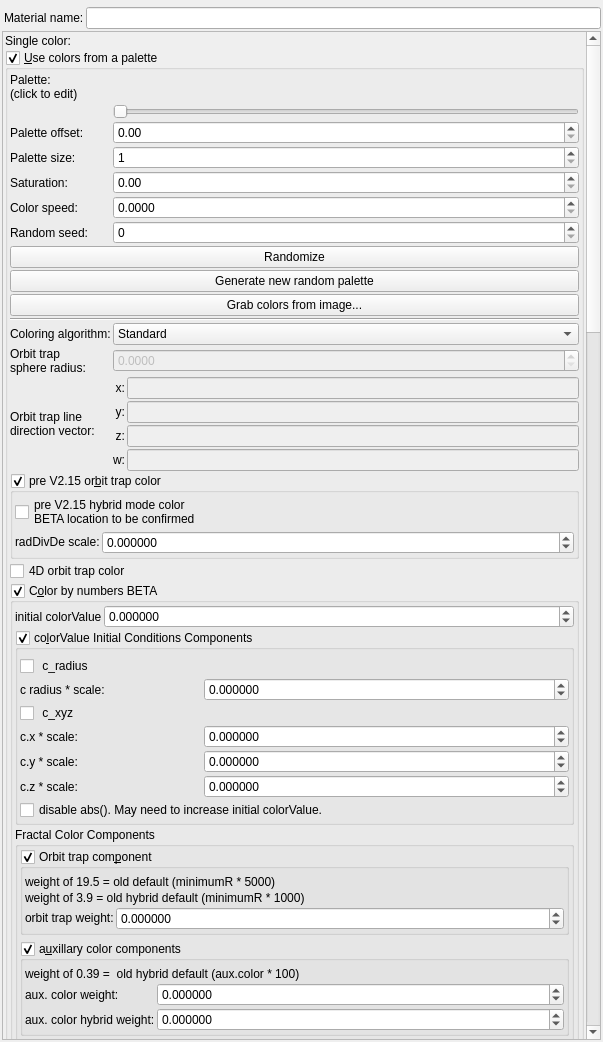
First picture: the form in mandelbulber2/qt/material_editor.ui, repository buddhi1980/mandelbulber2, before the edit.
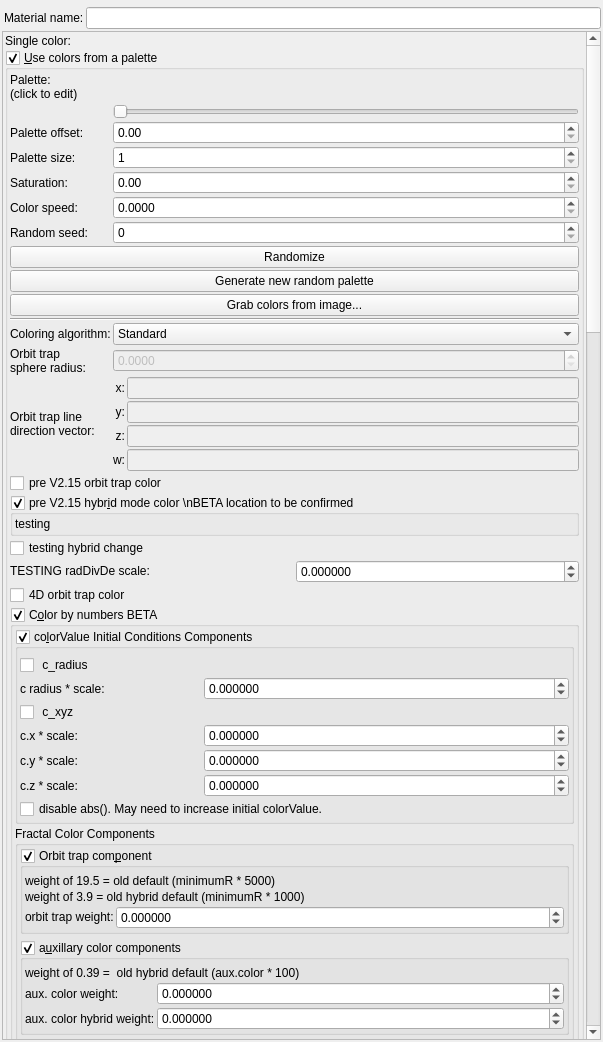
Second picture: the form after the edit. Icons and pictures are not drawn. Custom widgets are drawn as their Qt base class.

Commit message: Temporary code for testing the effects of aux.DE change on Hybrid Mode combinations color

The edit to the form file:
```diff
--- a/mandelbulber2/qt/material_editor.ui
+++ b/mandelbulber2/qt/material_editor.ui
@@ -83,7 +83,7 @@
         <x>0</x>
         <y>0</y>
         <width>583</width>
-        <height>3954</height>
+        <height>3953</height>
        </rect>
       </property>
       <layout class="QVBoxLayout" name="verticalLayout_2">
@@ -651,17 +651,24 @@
            </layout>
           </item>
           <item>
-           <widget class="MyGroupBox" name="groupCheck_fractal_coloring_color_preV215_false">
+           <widget class="MyCheckBox" name="checkBox_fractal_coloring_color_preV215_false">
+            <property name="text">
+             <string notr="true">pre V2.15 orbit trap color</string>
+            </property>
+           </widget>
+          </item>
+          <item>
+           <widget class="MyGroupBox" name="groupCheck_fractal_coloring_hybrid_color_preV215_false">
             <property name="toolTip">
              <string>&lt;html&gt;&lt;head/&gt;&lt;body&gt;&lt;p&gt;Function produces an addition to the ColorValues based on its current value.&lt;/p&gt;&lt;/body&gt;&lt;/html&gt;</string>
             </property>
             <property name="title">
-             <string>pre V2.15 or&amp;bit trap color</string>
+             <string>pre V2.15 hybr&amp;id mode color \nBETA location to be confirmed</string>
             </property>
             <property name="checkable">
              <bool>true</bool>
             </property>
-            <layout class="QVBoxLayout" name="verticalLayout_49" stretch="0,0">
+            <layout class="QVBoxLayout" name="verticalLayout_49" stretch="0">
              <property name="spacing">
               <number>2</number>
              </property>
@@ -678,19 +685,32 @@
               <number>2</number>
              </property>
              <item>
-              <widget class="MyCheckBox" name="checkBox_fractal_coloring_hybrid_color_preV215_false">
-               <property name="text">
-                <string notr="true">pre V2.15 hybrid mode color 
-BETA location to be confirmed</string>
-               </property>
-              </widget>
-             </item>
-             <item>
-              <layout class="QGridLayout" name="gridLayout_32" columnstretch="0,1">
-               <property name="topMargin">
-                <number>0</number>
-               </property>
+              <layout class="QGridLayout" name="gridLayout" columnstretch="0">
                <item row="0" column="0">
+                <widget class="QLabel" name="label_60">
+                 <property name="text">
+                  <string>testing</string>
+                 </property>
+                </widget>
+               </item>
+              </layout>
+             </item>
+            </layout>
+           </widget>
+          </item>
+          <item>
+           <widget class="MyCheckBox" name="checkBox_fractal_coloring_temp_limit_false">
+            <property name="text">
+             <string notr="true">testing hybrid change</string>
+            </property>
+           </widget>
+          </item>
+          <item>
+           <layout class="QGridLayout" name="gridLayout_32" columnstretch="0,0">
+            <property name="topMargin">
+             <number>0</number>
+            </property>
+            <item row="1" column="0">
                 <widget class="QLabel" name="label_88">
                  <property name="font">
                   <font>
@@ -699,11 +719,11 @@
                   </font>
                  </property>
                  <property name="text">
-                  <string>&lt;html&gt;&lt;head/&gt;&lt;body&gt;&lt;p&gt;&lt;span style=&quot; font-weight:400;&quot;&gt;radDivDe scale:&lt;/span&gt;&lt;/p&gt;&lt;/body&gt;&lt;/html&gt;</string>
+               <string>&lt;html&gt;&lt;head/&gt;&lt;body&gt;&lt;p&gt;&lt;span style=&quot; font-weight:400;&quot;&gt;TESTING radDivDe scale:&lt;/span&gt;&lt;/p&gt;&lt;/body&gt;&lt;/html&gt;</string>
                  </property>
                 </widget>
                </item>
-               <item row="0" column="1">
+            <item row="1" column="1">
                 <widget class="MyDoubleSpinBox" name="spinbox_fractal_coloring_rad_div_de_scale1">
                  <property name="sizePolicy">
                   <sizepolicy hsizetype="Minimum" vsizetype="Maximum">
@@ -733,9 +753,6 @@
                </item>
               </layout>
              </item>
-            </layout>
-           </widget>
-          </item>
           <item>
            <widget class="MyCheckBox" name="checkBox_fractal_coloring_color_4D_enabled_false">
             <property name="text">
@@ -754,7 +771,7 @@
             <property name="checkable">
              <bool>true</bool>
             </property>
-            <layout class="QVBoxLayout" name="verticalLayout_29" stretch="0,0,0,0">
+            <layout class="QVBoxLayout" name="verticalLayout_29" stretch="0,0,0">
              <property name="spacing">
               <number>2</number>
              </property>
@@ -770,45 +787,6 @@
              <property name="bottomMargin">
               <number>2</number>
              </property>
-             <item>
-              <layout class="QGridLayout" name="gridLayout" columnstretch="0,1">
-               <item row="0" column="1">
-                <widget class="MyDoubleSpinBox" name="spinbox_fractal_coloring_initial_color_value">
-                 <property name="sizePolicy">
-                  <sizepolicy hsizetype="Minimum" vsizetype="Maximum">
-                   <horstretch>0</horstretch>
-                   <verstretch>0</verstretch>
-                  </sizepolicy>
-                 </property>
-                 <property name="prefix">
-                  <string/>
-                 </property>
-                 <property name="suffix">
-                  <string/>
-                 </property>
-                 <property name="decimals">
-                  <number>6</number>
-                 </property>
-                 <property name="minimum">
-                  <double>-9999.999900000000707</double>
-                 </property>
-                 <property name="maximum">
-                  <double>9999.999900000000707</double>
-                 </property>
-                 <property name="singleStep">
-                  <double>1.000000000000000</double>
-                 </property>
-                </widget>
-               </item>
-               <item row="0" column="0">
-                <widget class="QLabel" name="label_60">
-                 <property name="text">
-                  <string>initial colorValue</string>
-                 </property>
-                </widget>
-               </item>
-              </layout>
-             </item>
              <item>
               <widget class="MyGroupBox" name="groupCheck_fractal_coloring_init_cond_enabled_false">
                <property name="toolTip">
```
Lines whose indentation alone changed are shown as unchanged. The commit also changes 1 other file.
